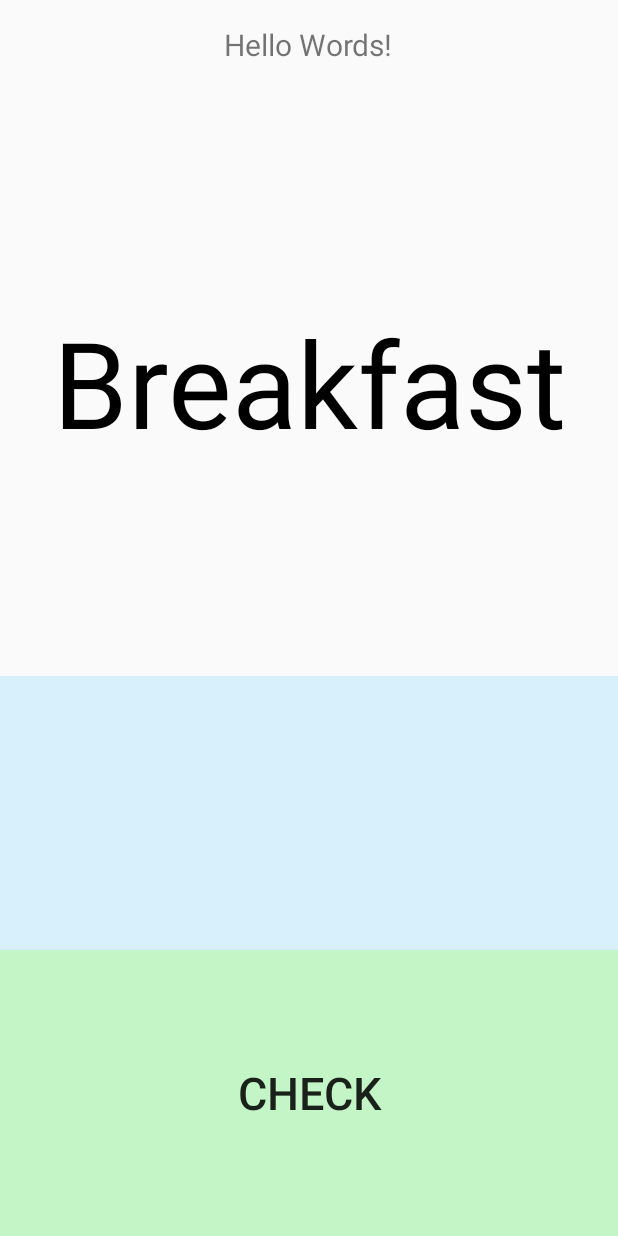
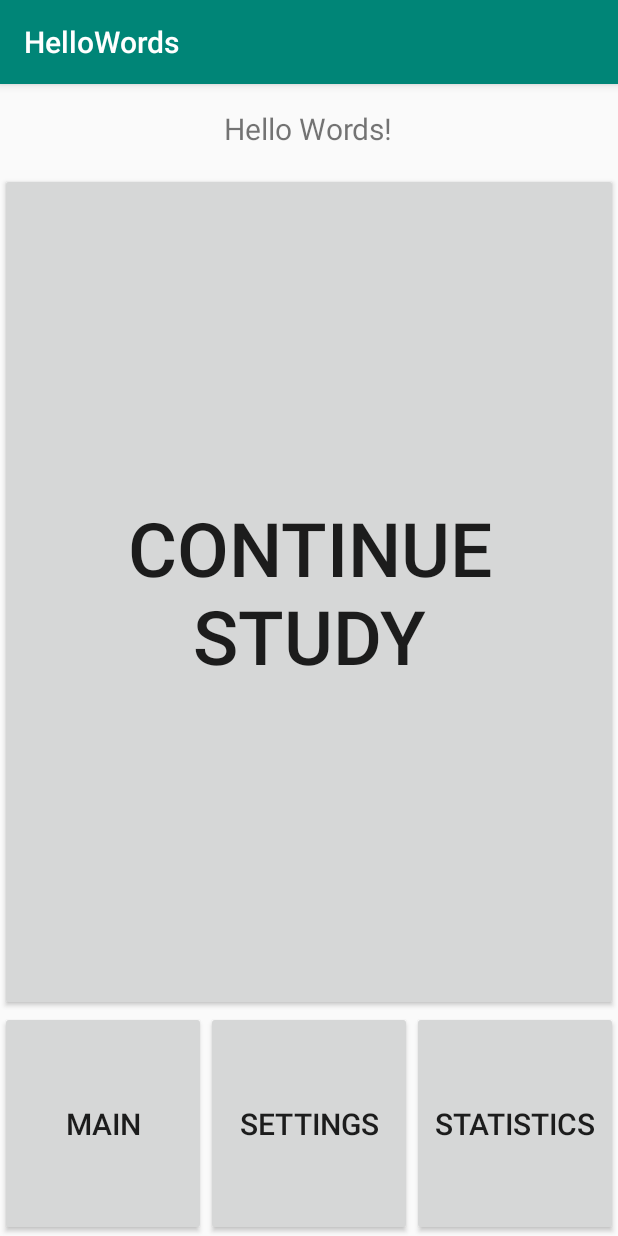
Before and after one commit to afrikanov/HelloWords, an Android app: the screen it shows after launch (LearnGrammar before the commit, MainActivity after it), on a phone screen of 412 x 824 dp. Run offline under Robolectric (Android 15) with nearby library versions, the phone set to English and light mode, and no system bars.

Commit message:
added main activity

```diff
--- a/VProject/HelloWords/app/src/main/AndroidManifest.xml
+++ b/VProject/HelloWords/app/src/main/AndroidManifest.xml
@@ -9,8 +9,10 @@
         android:roundIcon="@mipmap/ic_launcher_round"
         android:supportsRtl="true"
         android:theme="@style/AppTheme">
+        <activity android:name=".MainActivity">
+        </activity>
         <activity
-            android:name="com.example.hellowords.MainActivity"
+            android:name=".HeadbandActivity"
             android:label="@string/app_name"
             android:theme="@style/AppTheme.NoActionBar">
             <intent-filter>
@@ -20,15 +22,15 @@
             </intent-filter>
         </activity>
         <activity
-            android:name="com.example.hellowords.LearnAcrivity"
+            android:name=".LearnAcrivity"
             android:label="@string/app_name"
             android:theme="@style/AppTheme.NoActionBar" />
         <activity
-            android:name="com.example.hellowords.HomeActivity"
+            android:name=".HomeActivity"
             android:label="@string/title_activity_home"
             android:theme="@style/AppTheme.NoActionBar" />
         <activity
-            android:name="com.example.hellowords.LearnGrammar"
+            android:name=".LearnGrammar"
             android:label="@string/title_activity_home"
             android:theme="@style/AppTheme.NoActionBar" />
     </application>
--- /dev/null
+++ b/VProject/HelloWords/app/src/main/java/com/example/hellowords/HeadbandActivity.java
@@ -0,0 +1,25 @@
+package com.example.hellowords;
+
+import android.content.Intent;
+import android.os.Bundle;
+
+import androidx.appcompat.app.AppCompatActivity;
+
+import android.os.Handler;
+
+public class HeadbandActivity extends AppCompatActivity {
+    @Override
+    protected void onCreate(Bundle savedInstanceState) {
+        super.onCreate(savedInstanceState);
+        setContentView(R.layout.splash);
+
+        new Handler().postDelayed(new Runnable() {
+            @Override
+            public void run() {
+                Intent i = new Intent(HeadbandActivity.this, MainActivity.class);
+                startActivity(i);
+                finish();
+            }
+        }, 3 * 1000);
+    }
+}
--- a/VProject/HelloWords/app/src/main/java/com/example/hellowords/MainActivity.java
+++ b/VProject/HelloWords/app/src/main/java/com/example/hellowords/MainActivity.java
@@ -1,29 +1,20 @@
 package com.example.hellowords;
+
+import androidx.appcompat.app.AppCompatActivity;
 
 import android.content.Intent;
 import android.os.Bundle;
-
-import com.example.hellowords.R;
-
-import androidx.appcompat.app.AppCompatActivity;
-
-import android.os.Handler;
-
-import java.util.ArrayList;
+import android.view.View;
 
 public class MainActivity extends AppCompatActivity {
+
     @Override
     protected void onCreate(Bundle savedInstanceState) {
         super.onCreate(savedInstanceState);
-        setContentView(R.layout.splash);
+        setContentView(R.layout.activity_main);
+    }
 
-        new Handler().postDelayed(new Runnable() {
-            @Override
-            public void run() {
-                Intent i = new Intent(MainActivity.this, LearnGrammar.class);
-                startActivity(i);
-                finish();
-            }
-        }, 3 * 1000);
+    public void openCounter(View view) {
+        startActivity(new Intent(this, LearnAcrivity.class));
     }
 }
--- /dev/null
+++ b/VProject/HelloWords/app/src/main/res/layout/activity_main.xml
@@ -0,0 +1,58 @@
+<?xml version="1.0" encoding="utf-8"?>
+<LinearLayout
+    xmlns:android="http://schemas.android.com/apk/res/android"
+    xmlns:tools="http://schemas.android.com/tools"
+    android:layout_width="match_parent"
+    android:layout_height="match_parent"
+    android:orientation="vertical"
+    tools:context=".MainActivity"
+    xmlns:app="http://schemas.android.com/apk/res-auto"
+    app:layout_behavior="@string/appbar_scrolling_view_behavior">
+
+    <TextView
+        android:layout_width="wrap_content"
+        android:layout_height="wrap_content"
+        android:text="Hello Words!"
+        android:layout_gravity="center"
+        android:textSize="20sp"
+        android:padding="16dp"/>
+
+    <Button
+        android:layout_width="wrap_content"
+        android:layout_height="wrap_content"
+        android:layout_gravity="center"
+        android:layout_weight="1"
+        android:onClick="openCounter"
+        android:text="Continue study"
+        android:textSize="50sp" />
+
+    <LinearLayout
+        android:layout_width="match_parent"
+        android:layout_height="150dp"
+        android:textColor="@android:color/background_dark">
+        <Button
+            android:id="@+id/firstButton"
+            android:layout_width="0dp"
+            android:layout_height="match_parent"
+            android:layout_weight="1"
+            android:text="Main"
+            android:gravity="center"
+            android:textSize="20sp"/>
+        <Button
+            android:id="@+id/secondButton"
+            android:layout_width="0dp"
+            android:layout_height="match_parent"
+            android:layout_weight="1"
+            android:text="Settings"
+            android:gravity="center"
+            android:textSize="20sp"/>
+        <Button
+            android:id="@+id/thirdButton"
+            android:layout_width="0dp"
+            android:layout_height="match_parent"
+            android:layout_weight="1"
+            android:text="Statistics"
+            android:gravity="center"
+            android:textSize="20sp"/>
+    </LinearLayout>
+</LinearLayout>
--- a/VProject/HelloWords/app/src/main/res/layout/learn_grammar.xml
+++ b/VProject/HelloWords/app/src/main/res/layout/learn_grammar.xml
@@ -21,7 +21,7 @@
         android:gravity="center"
         android:layout_weight="2"
         android:textColor="@android:color/background_dark"
-        android:text="Breakfast"
+        android:text="Завтрак"
         android:textSize="80sp" />
 
     <EditText
```
